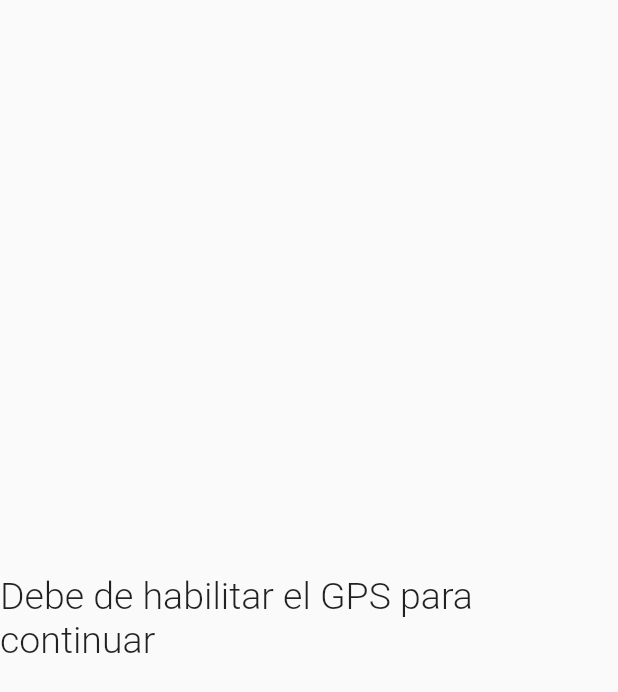
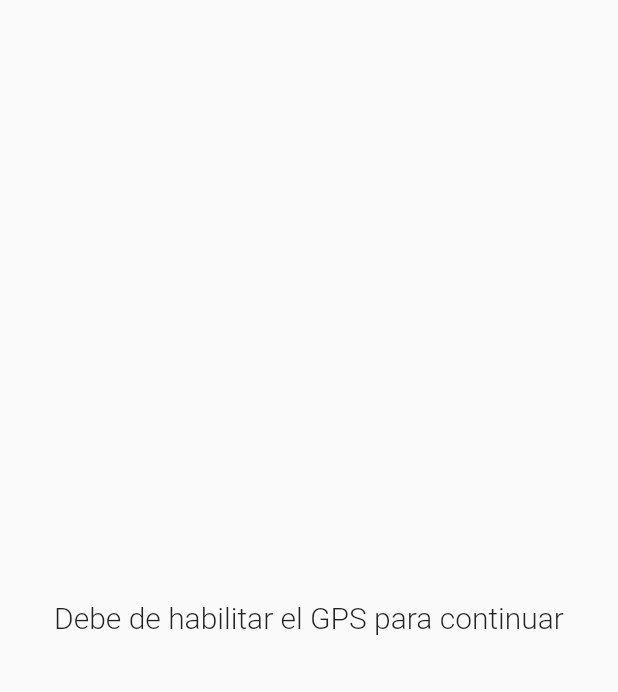
Before and after one commit to manuelduarte077/tracker_maps, a Flutter app: the screen it shows after launch, on a phone screen of 412 x 824 dp. Shown: the top 692 px of the screen. Run offline on Flutter 3.47's test engine with Material 2 defaults, Android fonts, the light colour scheme and no system bars; our stand-ins replace bloc, equatable, flutter_bloc, geolocator.

```diff
--- a/lib/screens/gps_access_screen.dart
+++ b/lib/screens/gps_access_screen.dart
@@ -31,11 +31,13 @@
     return Column(
       mainAxisAlignment: MainAxisAlignment.center,
       children: [
-        const Text(
+        const Center(
+          child: Text(
             'Es necesario acceder a la ubicación',
             style: TextStyle(
               fontSize: 25,
               fontWeight: FontWeight.w300,
+            ),
           ),
         ),
         MaterialButton(
@@ -63,11 +65,13 @@
 
   @override
   Widget build(BuildContext context) {
-    return const Text(
+    return const Center(
+      child: Text(
         'Debe de habilitar el GPS para continuar',
         style: TextStyle(
-        fontSize: 25,
+          fontSize: 20,
           fontWeight: FontWeight.w300,
+        ),
       ),
     );
   }
```
Also changed, not shown: 4 other files. Lines whose indentation alone changed are shown as unchanged.
